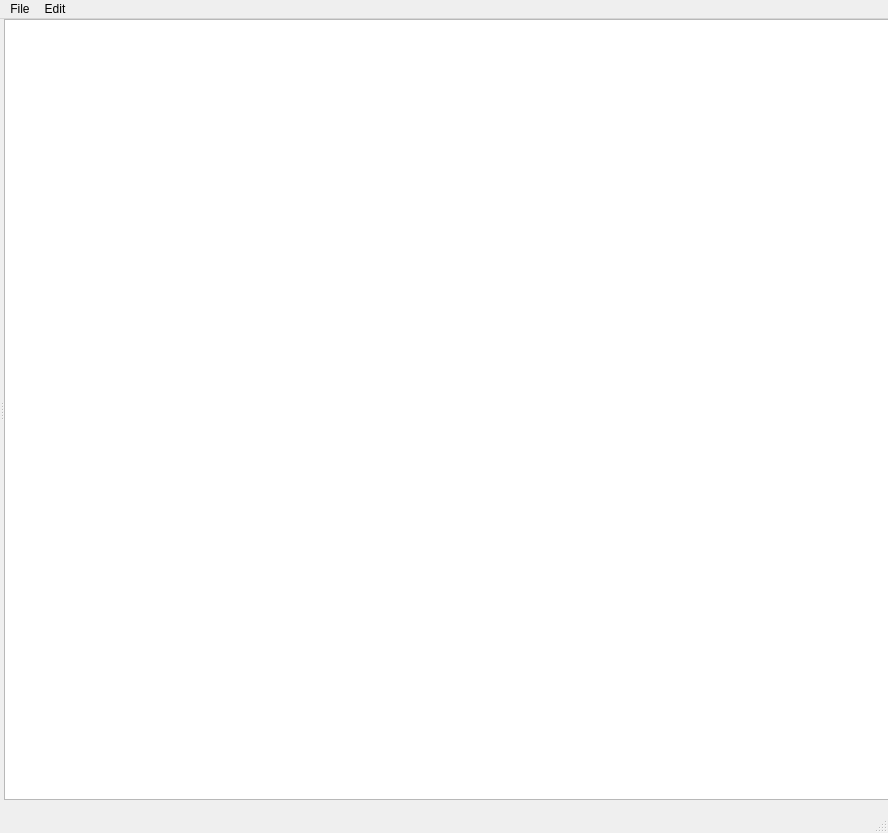
Before: the Qt Designer form src/views/ui/main_window.ui in L3Digital-Net/TextTools, drawn with Qt 5.
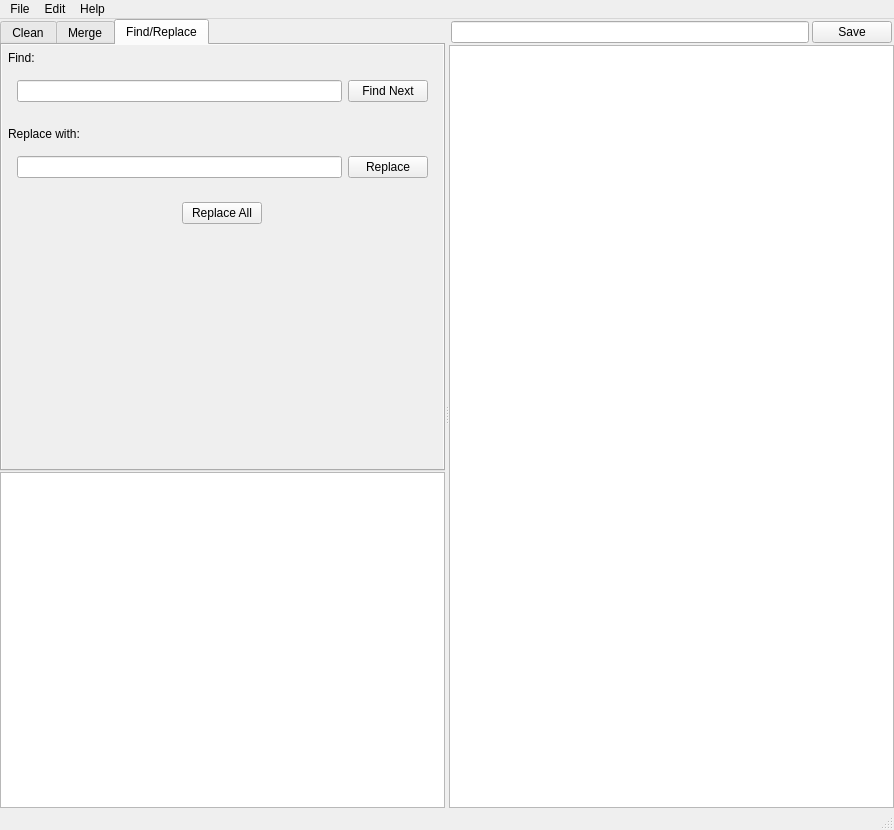
After: the same form once the commit is applied. Icons and pictures are not drawn.

Commit message: Enhance main window UI layout and add new menu actions

What changed in the file:
```diff
--- a/src/views/ui/main_window.ui
+++ b/src/views/ui/main_window.ui
@@ -6,44 +6,681 @@
    <rect>
     <x>0</x>
     <y>0</y>
-    <width>888</width>
-    <height>833</height>
+    <width>894</width>
+    <height>830</height>
    </rect>
   </property>
+  <property name="sizePolicy">
+   <sizepolicy hsizetype="Preferred" vsizetype="Preferred">
+    <horstretch>0</horstretch>
+    <verstretch>0</verstretch>
+   </sizepolicy>
+  </property>
   <property name="windowTitle">
    <string>MainWindow</string>
   </property>
   <widget class="QWidget" name="centralwidget">
-   <widget class="QSplitter" name="splitter">
-    <property name="geometry">
-     <rect>
-      <x>0</x>
-      <y>0</y>
-      <width>891</width>
-      <height>781</height>
-     </rect>
+   <property name="sizePolicy">
+    <sizepolicy hsizetype="Expanding" vsizetype="Expanding">
+     <horstretch>0</horstretch>
+     <verstretch>0</verstretch>
+    </sizepolicy>
+   </property>
+   <layout class="QHBoxLayout" name="horizontalLayout">
+    <property name="spacing">
+     <number>0</number>
     </property>
-    <property name="orientation">
-     <enum>Qt::Orientation::Horizontal</enum>
+    <property name="leftMargin">
+     <number>0</number>
     </property>
-    <widget class="QWidget" name="horizontalLayoutWidget">
-     <layout class="QHBoxLayout" name="horizontalLayout"/>
-    </widget>
-    <widget class="QWidget" name="horizontalLayoutWidget_2">
-     <layout class="QHBoxLayout" name="horizontalLayout_2">
-      <item>
-       <widget class="QTextBrowser" name="textBrowser"/>
-      </item>
-     </layout>
-    </widget>
-   </widget>
+    <property name="topMargin">
+     <number>0</number>
+    </property>
+    <property name="rightMargin">
+     <number>0</number>
+    </property>
+    <property name="bottomMargin">
+     <number>0</number>
+    </property>
+    <item>
+     <widget class="QSplitter" name="mainSplitter">
+      <property name="sizePolicy">
+       <sizepolicy hsizetype="Expanding" vsizetype="Preferred">
+        <horstretch>0</horstretch>
+        <verstretch>0</verstretch>
+       </sizepolicy>
+      </property>
+      <property name="orientation">
+       <enum>Qt::Orientation::Horizontal</enum>
+      </property>
+      <widget class="QWidget" name="horizontalLayoutWidget">
+       <layout class="QHBoxLayout" name="leftPanelLayout">
+        <property name="spacing">
+         <number>0</number>
+        </property>
+        <property name="sizeConstraint">
+         <enum>QLayout::SizeConstraint::SetDefaultConstraint</enum>
+        </property>
+        <property name="leftMargin">
+         <number>0</number>
+        </property>
+        <property name="topMargin">
+         <number>0</number>
+        </property>
+        <property name="rightMargin">
+         <number>0</number>
+        </property>
+        <item>
+         <widget class="QWidget" name="leftPanelContainerWidget" native="true">
+          <property name="sizePolicy">
+           <sizepolicy hsizetype="Expanding" vsizetype="Expanding">
+            <horstretch>0</horstretch>
+            <verstretch>0</verstretch>
+           </sizepolicy>
+          </property>
+          <layout class="QVBoxLayout" name="verticalLayout_2">
+           <property name="spacing">
+            <number>0</number>
+           </property>
+           <property name="leftMargin">
+            <number>0</number>
+           </property>
+           <property name="topMargin">
+            <number>0</number>
+           </property>
+           <property name="rightMargin">
+            <number>0</number>
+           </property>
+           <property name="bottomMargin">
+            <number>0</number>
+           </property>
+           <item>
+            <widget class="QSplitter" name="leftPanelSplitter">
+             <property name="sizePolicy">
+              <sizepolicy hsizetype="Preferred" vsizetype="Expanding">
+               <horstretch>0</horstretch>
+               <verstretch>0</verstretch>
+              </sizepolicy>
+             </property>
+             <property name="orientation">
+              <enum>Qt::Orientation::Vertical</enum>
+             </property>
+             <property name="handleWidth">
+              <number>1</number>
+             </property>
+             <property name="childrenCollapsible">
+              <bool>true</bool>
+             </property>
+             <widget class="QWidget" name="verticalLayoutWidget_2">
+              <layout class="QHBoxLayout" name="tabLayout" stretch="0">
+               <property name="spacing">
+                <number>0</number>
+               </property>
+               <item>
+                <widget class="QTabWidget" name="tabWidget">
+                 <property name="autoFillBackground">
+                  <bool>false</bool>
+                 </property>
+                 <property name="tabShape">
+                  <enum>QTabWidget::TabShape::Rounded</enum>
+                 </property>
+                 <property name="currentIndex">
+                  <number>2</number>
+                 </property>
+                 <property name="documentMode">
+                  <bool>false</bool>
+                 </property>
+                 <widget class="QWidget" name="cleanTab">
+                  <property name="sizePolicy">
+                   <sizepolicy hsizetype="Expanding" vsizetype="Expanding">
+                    <horstretch>0</horstretch>
+                    <verstretch>0</verstretch>
+                   </sizepolicy>
+                  </property>
+                  <attribute name="title">
+                   <string>Clean</string>
+                  </attribute>
+                  <layout class="QHBoxLayout" name="horizontalLayout_5">
+                   <property name="spacing">
+                    <number>0</number>
+                   </property>
+                   <property name="sizeConstraint">
+                    <enum>QLayout::SizeConstraint::SetDefaultConstraint</enum>
+                   </property>
+                   <property name="leftMargin">
+                    <number>0</number>
+                   </property>
+                   <property name="topMargin">
+                    <number>0</number>
+                   </property>
+                   <property name="rightMargin">
+                    <number>0</number>
+                   </property>
+                   <property name="bottomMargin">
+                    <number>0</number>
+                   </property>
+                   <item>
+                    <widget class="QScrollArea" name="cleanScrollArea">
+                     <property name="frameShape">
+                      <enum>QFrame::Shape::NoFrame</enum>
+                     </property>
+                     <property name="widgetResizable">
+                      <bool>true</bool>
+                     </property>
+                     <widget class="QWidget" name="cleanScrollContents">
+                      <property name="geometry">
+                       <rect>
+                        <x>0</x>
+                        <y>0</y>
+                        <width>437</width>
+                        <height>258</height>
+                       </rect>
+                      </property>
+                      <property name="sizePolicy">
+                       <sizepolicy hsizetype="Expanding" vsizetype="Expanding">
+                        <horstretch>0</horstretch>
+                        <verstretch>0</verstretch>
+                       </sizepolicy>
+                      </property>
+                      <layout class="QHBoxLayout" name="horizontalLayout_2">
+                       <property name="spacing">
+                        <number>0</number>
+                       </property>
+                       <property name="leftMargin">
+                        <number>0</number>
+                       </property>
+                       <property name="topMargin">
+                        <number>0</number>
+                       </property>
+                       <property name="rightMargin">
+                        <number>0</number>
+                       </property>
+                       <property name="bottomMargin">
+                        <number>0</number>
+                       </property>
+                       <item>
+                        <layout class="QHBoxLayout" name="cleanScrollContentsLayout">
+                         <item>
+                          <widget class="QWidget" name="cleanLeftColumnContainer" native="true">
+                           <layout class="QVBoxLayout" name="verticalLayout_6">
+                            <property name="leftMargin">
+                             <number>0</number>
+                            </property>
+                            <property name="topMargin">
+                             <number>0</number>
+                            </property>
+                            <property name="rightMargin">
+                             <number>0</number>
+                            </property>
+                            <property name="bottomMargin">
+                             <number>0</number>
+                            </property>
+                            <item>
+                             <layout class="QVBoxLayout" name="cleanLeftColumnLayout">
+                              <item>
+                               <widget class="QLabel" name="encodingLabel">
+                                <property name="text">
+                                 <string>Convert to UTF-8 encoding</string>
+                                </property>
+                               </widget>
+                              </item>
+                             </layout>
+                            </item>
+                           </layout>
+                          </widget>
+                         </item>
+                         <item>
+                          <widget class="QWidget" name="cleanRightColumnContainer" native="true">
+                           <property name="sizePolicy">
+                            <sizepolicy hsizetype="Expanding" vsizetype="Expanding">
+                             <horstretch>0</horstretch>
+                             <verstretch>0</verstretch>
+                            </sizepolicy>
+                           </property>
+                           <property name="layoutDirection">
+                            <enum>Qt::LayoutDirection::LeftToRight</enum>
+                           </property>
+                           <layout class="QVBoxLayout" name="verticalLayout_7">
+                            <property name="spacing">
+                             <number>6</number>
+                            </property>
+                            <property name="leftMargin">
+                             <number>0</number>
+                            </property>
+                            <property name="topMargin">
+                             <number>0</number>
+                            </property>
+                            <property name="rightMargin">
+                             <number>0</number>
+                            </property>
+                            <property name="bottomMargin">
+                             <number>0</number>
+                            </property>
+                            <item>
+                             <layout class="QVBoxLayout" name="cleanRightColumnLayout">
+                              <property name="spacing">
+                               <number>6</number>
+                              </property>
+                              <item alignment="Qt::AlignmentFlag::AlignHCenter">
+                               <widget class="QPushButton" name="encodingButton">
+                                <property name="sizePolicy">
+                                 <sizepolicy hsizetype="Maximum" vsizetype="Fixed">
+                                  <horstretch>0</horstretch>
+                                  <verstretch>0</verstretch>
+                                 </sizepolicy>
+                                </property>
+                                <property name="layoutDirection">
+                                 <enum>Qt::LayoutDirection::LeftToRight</enum>
+                                </property>
+                                <property name="text">
+                                 <string>Convert</string>
+                                </property>
+                               </widget>
+                              </item>
+                             </layout>
+                            </item>
+                           </layout>
+                          </widget>
+                         </item>
+                        </layout>
+                       </item>
+                      </layout>
+                     </widget>
+                    </widget>
+                   </item>
+                  </layout>
+                 </widget>
+                 <widget class="QWidget" name="mergeTab">
+                  <property name="sizePolicy">
+                   <sizepolicy hsizetype="Expanding" vsizetype="Expanding">
+                    <horstretch>0</horstretch>
+                    <verstretch>0</verstretch>
+                   </sizepolicy>
+                  </property>
+                  <attribute name="title">
+                   <string>Merge</string>
+                  </attribute>
+                  <layout class="QHBoxLayout" name="horizontalLayout_3">
+                   <property name="spacing">
+                    <number>0</number>
+                   </property>
+                   <property name="leftMargin">
+                    <number>0</number>
+                   </property>
+                   <property name="topMargin">
+                    <number>0</number>
+                   </property>
+                   <property name="rightMargin">
+                    <number>0</number>
+                   </property>
+                   <property name="bottomMargin">
+                    <number>0</number>
+                   </property>
+                   <item>
+                    <widget class="QScrollArea" name="mergeScrollArea">
+                     <property name="sizePolicy">
+                      <sizepolicy hsizetype="Expanding" vsizetype="Expanding">
+                       <horstretch>0</horstretch>
+                       <verstretch>0</verstretch>
+                      </sizepolicy>
+                     </property>
+                     <property name="frameShape">
+                      <enum>QFrame::Shape::NoFrame</enum>
+                     </property>
+                     <property name="widgetResizable">
+                      <bool>true</bool>
+                     </property>
+                     <widget class="QWidget" name="mergeScrollContents">
+                      <property name="geometry">
+                       <rect>
+                        <x>0</x>
+                        <y>0</y>
+                        <width>437</width>
+                        <height>258</height>
+                       </rect>
+                      </property>
+                      <property name="sizePolicy">
+                       <sizepolicy hsizetype="Expanding" vsizetype="Expanding">
+                        <horstretch>0</horstretch>
+                        <verstretch>0</verstretch>
+                       </sizepolicy>
+                      </property>
+                      <layout class="QHBoxLayout" name="horizontalLayout_6">
+                       <property name="spacing">
+                        <number>0</number>
+                       </property>
+                       <property name="leftMargin">
+                        <number>0</number>
+                       </property>
+                       <property name="topMargin">
+                        <number>0</number>
+                       </property>
+                       <property name="rightMargin">
+                        <number>0</number>
+                       </property>
+                       <property name="bottomMargin">
+                        <number>0</number>
+                       </property>
+                       <item>
+                        <layout class="QGridLayout" name="mergeTabScrollLayout"/>
+                       </item>
+                      </layout>
+                     </widget>
+                    </widget>
+                   </item>
+                  </layout>
+                 </widget>
+                 <widget class="QWidget" name="findTab">
+                  <property name="sizePolicy">
+                   <sizepolicy hsizetype="Expanding" vsizetype="Expanding">
+                    <horstretch>0</horstretch>
+                    <verstretch>0</verstretch>
+                   </sizepolicy>
+                  </property>
+                  <attribute name="title">
+                   <string>Find/Replace</string>
+                  </attribute>
+                  <layout class="QHBoxLayout" name="horizontalLayout_7">
+                   <property name="spacing">
+                    <number>0</number>
+                   </property>
+                   <property name="leftMargin">
+                    <number>0</number>
+                   </property>
+                   <property name="topMargin">
+                    <number>0</number>
+                   </property>
+                   <property name="rightMargin">
+                    <number>0</number>
+                   </property>
+                   <property name="bottomMargin">
+                    <number>0</number>
+                   </property>
+                   <item>
+                    <widget class="QScrollArea" name="findScrollArea">
+                     <property name="frameShape">
+                      <enum>QFrame::Shape::NoFrame</enum>
+                     </property>
+                     <property name="widgetResizable">
+                      <bool>true</bool>
+                     </property>
+                     <widget class="QWidget" name="findScrollContents">
+                      <property name="geometry">
+                       <rect>
+                        <x>0</x>
+                        <y>0</y>
+                        <width>437</width>
+                        <height>258</height>
+                       </rect>
+                      </property>
+                      <property name="sizePolicy">
+                       <sizepolicy hsizetype="Expanding" vsizetype="Expanding">
+                        <horstretch>0</horstretch>
+                        <verstretch>0</verstretch>
+                       </sizepolicy>
+                      </property>
+                      <layout class="QHBoxLayout" name="horizontalLayout_4">
+                       <property name="leftMargin">
+                        <number>0</number>
+                       </property>
+                       <property name="topMargin">
+                        <number>0</number>
+                       </property>
+                       <property name="rightMargin">
+                        <number>0</number>
+                       </property>
+                       <property name="bottomMargin">
+                        <number>0</number>
+                       </property>
+                       <item>
+                        <layout class="QVBoxLayout" name="verticalLayout">
+                         <property name="leftMargin">
+                          <number>6</number>
+                         </property>
+                         <property name="topMargin">
+                          <number>6</number>
+                         </property>
+                         <property name="rightMargin">
+                          <number>6</number>
+                         </property>
+                         <item>
+                          <widget class="QLabel" name="findLabel">
+                           <property name="text">
+                            <string>Find:</string>
+                           </property>
+                          </widget>
+                         </item>
+                         <item>
+                          <widget class="QWidget" name="findWidget" native="true">
+                           <property name="sizePolicy">
+                            <sizepolicy hsizetype="Preferred" vsizetype="Preferred">
+                             <horstretch>0</horstretch>
+                             <verstretch>0</verstretch>
+                            </sizepolicy>
+                           </property>
+                           <layout class="QHBoxLayout" name="horizontalLayout_8">
+                            <item>
+                             <widget class="QLineEdit" name="findLineEdit"/>
+                            </item>
+                            <item>
+                             <widget class="QPushButton" name="findButton">
+                              <property name="text">
+                               <string>Find Next</string>
+                              </property>
+                             </widget>
+                            </item>
+                           </layout>
+                          </widget>
+                         </item>
+                         <item>
+                          <spacer name="verticalSpacer_2">
+                           <property name="orientation">
+                            <enum>Qt::Orientation::Vertical</enum>
+                           </property>
+                           <property name="sizeType">
+                            <enum>QSizePolicy::Policy::Fixed</enum>
+                           </property>
+                           <property name="sizeHint" stdset="0">
+                            <size>
+                             <width>20</width>
+                             <height>10</height>
+                            </size>
+                           </property>
+                          </spacer>
+                         </item>
+                         <item>
+                          <widget class="QLabel" name="replaceLabel">
+                           <property name="text">
+                            <string>Replace with:</string>
+                           </property>
+                          </widget>
+                         </item>
+                         <item>
+                          <widget class="QWidget" name="replaceWidget" native="true">
+                           <property name="sizePolicy">
+                            <sizepolicy hsizetype="Preferred" vsizetype="Preferred">
+                             <horstretch>0</horstretch>
+                             <verstretch>0</verstretch>
+                            </sizepolicy>
+                           </property>
+                           <layout class="QHBoxLayout" name="horizontalLayout_9">
+                            <item>
+                             <widget class="QLineEdit" name="replaceLineEdit"/>
+                            </item>
+                            <item>
+                             <widget class="QPushButton" name="replaceButton">
+                              <property name="sizePolicy">
+                               <sizepolicy hsizetype="Maximum" vsizetype="Maximum">
+                                <horstretch>0</horstretch>
+                                <verstretch>0</verstretch>
+                               </sizepolicy>
+                              </property>
+                              <property name="text">
+                               <string>Replace</string>
+                              </property>
+                             </widget>
+                            </item>
+                           </layout>
+                          </widget>
+                         </item>
+                         <item>
+                          <widget class="QWidget" name="widget" native="true">
+                           <layout class="QHBoxLayout" name="horizontalLayout_10">
+                            <item alignment="Qt::AlignmentFlag::AlignHCenter">
+                             <widget class="QPushButton" name="replaceAllButton">
+                              <property name="text">
+                               <string>Replace All</string>
+                              </property>
+                             </widget>
+                            </item>
+                           </layout>
+                          </widget>
+                         </item>
+                         <item>
+                          <spacer name="verticalSpacer">
+                           <property name="orientation">
+                            <enum>Qt::Orientation::Vertical</enum>
+                           </property>
+                           <property name="sizeHint" stdset="0">
+                            <size>
+                             <width>20</width>
+                             <height>40</height>
+                            </size>
+                           </property>
+                          </spacer>
+                         </item>
+                        </layout>
+                       </item>
+                      </layout>
+                     </widget>
+                    </widget>
+                   </item>
+                  </layout>
+                 </widget>
+                </widget>
+               </item>
+              </layout>
+             </widget>
+             <widget class="QWidget" name="verticalLayoutWidget">
+              <layout class="QVBoxLayout" name="treeLayout" stretch="0">
+               <property name="spacing">
+                <number>0</number>
+               </property>
+               <item>
+                <widget class="QTreeView" name="treeView">
+                 <property name="sizePolicy">
+                  <sizepolicy hsizetype="Expanding" vsizetype="Expanding">
+                   <horstretch>0</horstretch>
+                   <verstretch>0</verstretch>
+                  </sizepolicy>
+                 </property>
+                 <property name="frameShape">
+                  <enum>QFrame::Shape::StyledPanel</enum>
+                 </property>
+                </widget>
+               </item>
+              </layout>
+             </widget>
+            </widget>
+           </item>
+          </layout>
+         </widget>
+        </item>
+       </layout>
+      </widget>
+      <widget class="QWidget" name="horizontalLayoutWidget_2">
+       <layout class="QHBoxLayout" name="rightPanelLayout">
+        <item>
+         <widget class="QWidget" name="rightPanelContainerWidget" native="true">
+          <property name="sizePolicy">
+           <sizepolicy hsizetype="Preferred" vsizetype="Preferred">
+            <horstretch>0</horstretch>
+            <verstretch>0</verstretch>
+           </sizepolicy>
+          </property>
+          <property name="minimumSize">
+           <size>
+            <width>0</width>
+            <height>0</height>
+           </size>
+          </property>
+          <layout class="QVBoxLayout" name="verticalLayout_4">
+           <property name="spacing">
+            <number>2</number>
+           </property>
+           <property name="leftMargin">
+            <number>0</number>
+           </property>
+           <property name="topMargin">
+            <number>0</number>
+           </property>
+           <property name="rightMargin">
+            <number>0</number>
+           </property>
+           <property name="bottomMargin">
+            <number>0</number>
+           </property>
+           <item>
+            <layout class="QHBoxLayout" name="fileSaveLayout">
+             <property name="spacing">
+              <number>3</number>
+             </property>
+             <property name="leftMargin">
+              <number>2</number>
+             </property>
+             <property name="topMargin">
+              <number>2</number>
+             </property>
+             <property name="rightMargin">
+              <number>2</number>
+             </property>
+             <item>
+              <widget class="QLineEdit" name="fileNameEdit">
+               <property name="frame">
+                <bool>true</bool>
+               </property>
+              </widget>
+             </item>
+             <item>
+              <widget class="QPushButton" name="saveButton">
+               <property name="text">
+                <string>Save</string>
+               </property>
+               <property name="icon">
+                <iconset theme="QIcon::ThemeIcon::DocumentSave"/>
+               </property>
+               <property name="flat">
+                <bool>false</bool>
+               </property>
+              </widget>
+             </item>
+            </layout>
+           </item>
+           <item>
+            <layout class="QHBoxLayout" name="plainTextLayout">
+             <property name="sizeConstraint">
+              <enum>QLayout::SizeConstraint::SetDefaultConstraint</enum>
+             </property>
+             <item>
+              <widget class="QPlainTextEdit" name="plainTextEdit"/>
+             </item>
+            </layout>
+           </item>
+          </layout>
+         </widget>
+        </item>
+       </layout>
+      </widget>
+     </widget>
+    </item>
+   </layout>
   </widget>
   <widget class="QMenuBar" name="menubar">
    <property name="geometry">
     <rect>
      <x>0</x>
      <y>0</y>
-     <width>888</width>
+     <width>894</width>
      <height>33</height>
     </rect>
    </property>
@@ -58,8 +695,15 @@
      <string>Edit</string>
     </property>
    </widget>
+   <widget class="QMenu" name="menuHelp">
+    <property name="title">
+     <string>Help</string>
+    </property>
+    <addaction name="actionAbout"/>
+   </widget>
    <addaction name="menuFile"/>
    <addaction name="menuEdit"/>
+   <addaction name="menuHelp"/>
   </widget>
   <widget class="QStatusBar" name="statusbar"/>
   <action name="actionQuit">
```
Left out of the diff: 30 changed lines with no effect on the pictures.
